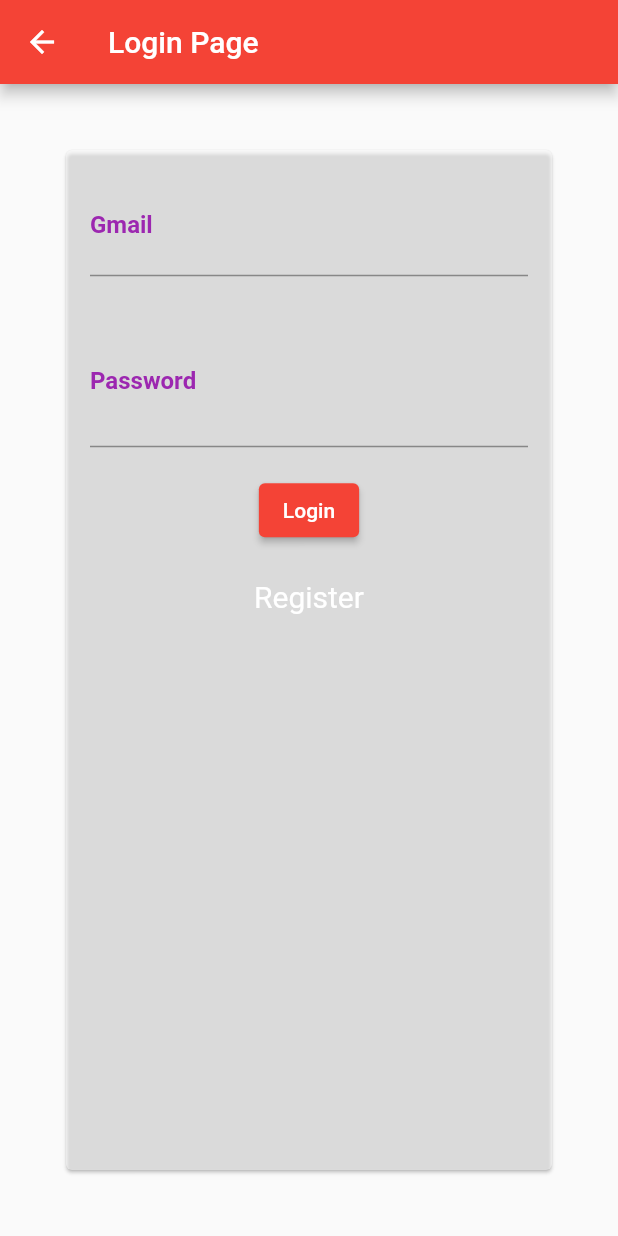
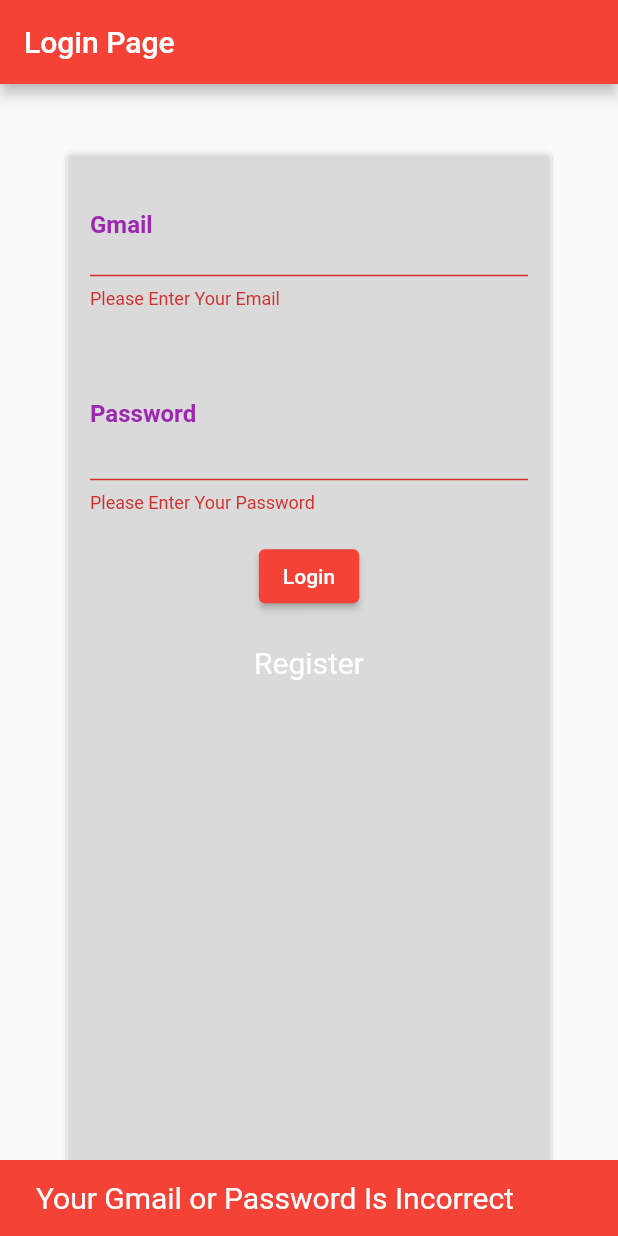
Before and after one commit to NazminDip/fluttersimple-ui-validate, a Flutter app: the screen it shows after launch, after a tap on "Login", on a phone screen of 412 x 824 dp. Run offline on Flutter 3.47's test engine with Material 2 defaults, Android fonts, the light colour scheme and no system bars.

Commit message:
Update login_p.dart

```diff
--- a/lib/login_p.dart
+++ b/lib/login_p.dart
@@ -12,12 +12,20 @@
 }
 
 class _LoginPState extends State<LoginP> {
-  // final usercontroller = TextEditingController();
-  // final paawordcontroller = TextEditingController();
-  String gmail = "";
-  String password = "";
+  TextEditingController userController = TextEditingController();
+  TextEditingController passwordController = TextEditingController();
+  // String gmail = "";
+  // var password = "";
   bool isVisible = true;
+
   final formkey = GlobalKey<FormState>();
+  @override
+  void initState() {
+    super.initState();
+    userController = TextEditingController();
+    passwordController = TextEditingController();
+  }
+
   @override
   Widget build(BuildContext context) {
     // ignore: dead_code
@@ -44,8 +52,6 @@
                           padding: const EdgeInsets.all(8.0),
                           child: TextFormField(
                             decoration: const InputDecoration(
-                              //hintText: "Enter your gmail",
-                              hintStyle: TextStyle(color: Colors.black),
                               label: Text(
                                 "Gmail",
                                 style: TextStyle(
@@ -54,14 +60,12 @@
                               ),
                               suffix: Icon(Icons.mail, color: Colors.white),
                             ),
-                            validator: (String? value) {
-                              if (!value!.contains("@")) {
-                                return "Enter your Correct gmail ";
-                              } else {}
+                            validator: (value) {
+                              return emailValidation(value);
                             },
-                            onSaved: (newValue) {
-                              gmail = newValue!;
-                            },
+                            // onSaved: (newValue) {
+                            //   gmail = newValue!;
+                            // },
                           ),
                         ),
                         const SizedBox(height: 10),
@@ -70,8 +74,6 @@
                           child: TextFormField(
                             obscureText: isVisible ? true : false,
                             decoration: InputDecoration(
-                                hintText: "Enter your password",
-                                hintStyle: const TextStyle(color: Colors.black),
                               label: const Text(
                                 "Password",
                                 style: TextStyle(
@@ -91,41 +93,26 @@
                                   );
                                 },
                               ),
-
-                                //Icon(Icons.lock, color: Colors.white),
                             ),
-                              validator: (String? value) {
-                                if (value!.length < 6) {
-                                  return "Password must six character";
-                                }
+                            validator: (value) {
+                              return passwordValidation(value);
                             },
-                              onSaved: (newValue) {
-                                password = newValue!;
-                              }),
+                            // onSaved: (newValue) {
+                            //   password = newValue!;
+                            // }
+                          ),
                         ),
                         const SizedBox(height: 10),
                         ElevatedButton(
                           onPressed: () {
-                            if (formkey.currentState!.validate()) {
-                              // formkey.currentState!.save();
-                              // print(
-                              //     "Your gmail is $gmail and password $password");
-                              // } else {
-                              Navigator.pushNamed(context, "/login");
-                            } else {
-                              Navigator.pushNamed(context, "/loginp");
-                            }
+                            logInButton();
                           },
                           child: const Text("Login"),
                         ),
                         const SizedBox(height: 10),
                         InkWell(
                           onTap: () {
-                            Navigator.push(
-                                context,
-                                MaterialPageRoute(
-                                    builder: (context) =>
-                                        const RegisterPage()));
+                            logInButton();
                           },
                           child: const Padding(
                             padding: EdgeInsets.all(12.0),
@@ -145,6 +132,39 @@
       ),
     );
   }
+
+  emailValidation(var value) {
+    if (value.isEmpty) {
+      return 'Please Enter Your Email';
+    } else if (!value.contains('@')) {
+      return 'Please Enter Correct Email';
+    }
+    return;
   }
 
-class FormFiledState {}
+  passwordValidation(value) {
+    if (value.isEmpty) {
+      return 'Please Enter Your Password';
+    } else if (value.length <= 7) {
+      return 'password should be 8 characters';
+    }
+    return null;
+  }
+
+  logInButton() {
+    final isValid = formkey.currentState!.validate();
+    if (!isValid) {
+      formkey.currentState!.save();
+      return ScaffoldMessenger.of(context).showSnackBar(const SnackBar(
+        content: Text(
+          "Your Gmail or Password Is Incorrect",
+          style: TextStyle(color: Colors.white, fontSize: 20),
+        ),
+        backgroundColor: Colors.red,
+      ));
+    } else if (isValid) {
+      return Navigator.push(context,
+          MaterialPageRoute(builder: (context) => const RegisterPage()));
+    }
+  }
+}
```
Lines whose indentation alone changed are shown as unchanged.
